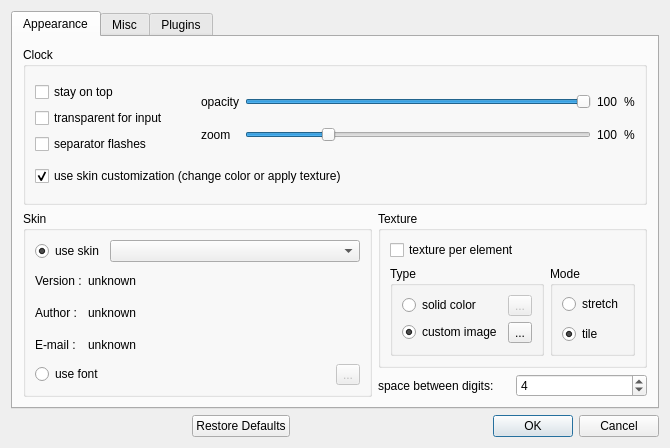
The window that digital_clock/gui/settings_dialog.ui (Kolcha/DigitalClock4) describes before a commit, drawn with Qt 5.
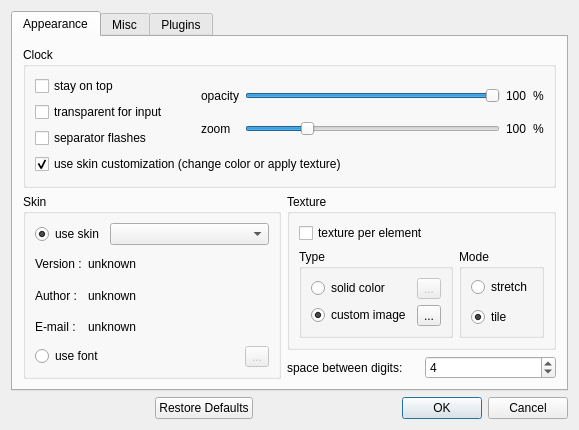
The same window after the commit. Icons and pictures are not drawn.

Commit message: fixed window width

The edit to the form file:
```diff
--- a/digital_clock/gui/settings_dialog.ui
+++ b/digital_clock/gui/settings_dialog.ui
@@ -6,8 +6,8 @@
    <rect>
     <x>0</x>
     <y>0</y>
-    <width>670</width>
-    <height>448</height>
+    <width>536</width>
+    <height>385</height>
    </rect>
   </property>
   <property name="windowTitle">
```
The commit also changes 1 other file.
